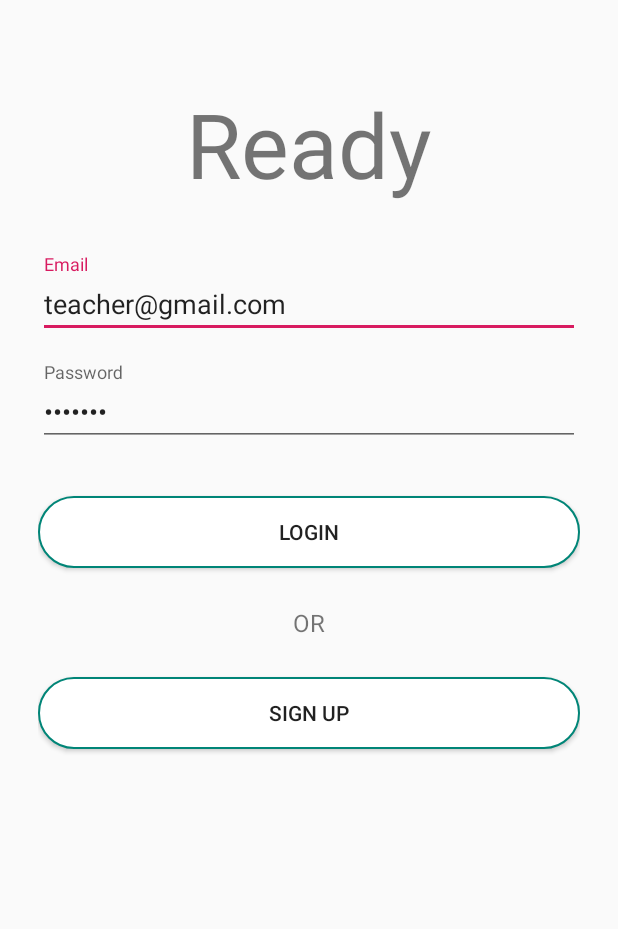
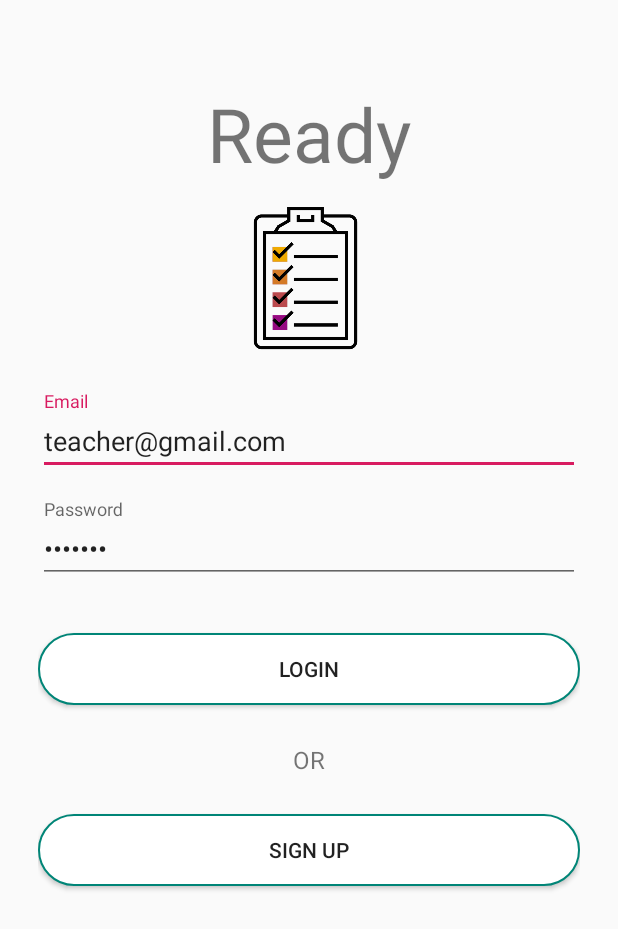
Before and after one commit to ece1778-2021/Ready, an Android app: the screen it shows after launch (MainActivity), on a phone screen of 412 x 824 dp. Shown: the top 929 px of the screen. Run offline under Robolectric (Android 15) with nearby library versions, the phone set to English and light mode, and no system bars; our stand-ins replace Firebase (no records; nobody signed in at launch, a user with empty details on screens opened directly).

Commit message:
adds logo to main page

```diff
--- a/app/src/main/res/layout/activity_main.xml
+++ b/app/src/main/res/layout/activity_main.xml
@@ -16,11 +16,19 @@
         <TextView
             android:layout_width="match_parent"
             android:layout_height="wrap_content"
-            android:textSize="60dp"
+            android:textSize="50dp"
             android:text="Ready"
             android:layout_gravity="center"
-            android:textAlignment="center"
-            android:layout_marginBottom="25dp"/>
+            android:textAlignment="center" />
+
+        <ImageView
+            android:layout_width="130dp"
+            android:layout_height="130dp"
+            android:layout_gravity="center_horizontal"
+            android:adjustViewBounds="true"
+            android:background="@drawable/checklist_logo"
+            android:cropToPadding="false"
+            android:scaleType="fitXY"></ImageView>
 
         <!--Email -->
         <com.google.android.material.textfield.TextInputLayout
```
Also changed, not shown: app/src/main/res/drawable-hdpi/checklist_logo.png (added), app/src/main/res/drawable-mdpi/checklist_logo.png (added), app/src/main/res/drawable-xhdpi/checklist_logo.png (added), app/src/main/res/drawable-xxhdpi/checklist_logo.png (added), app/src/main/res/drawable-xxxhdpi/checklist_logo.png (added).
